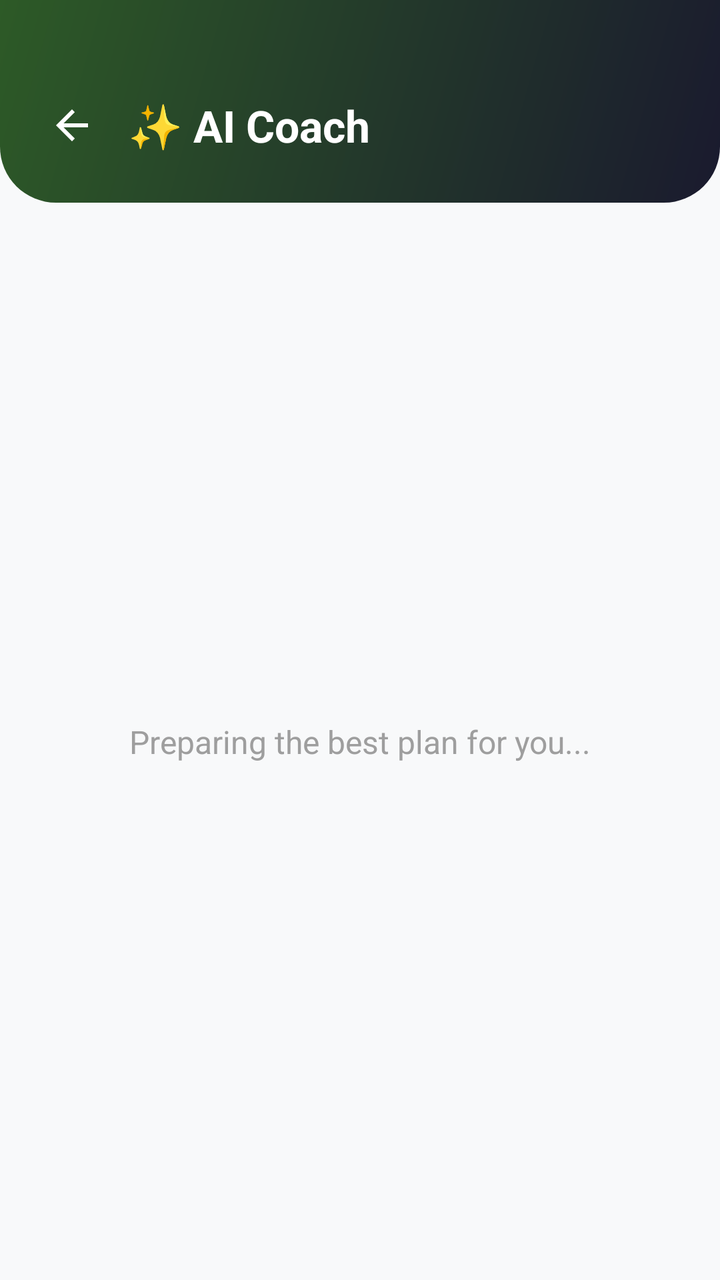
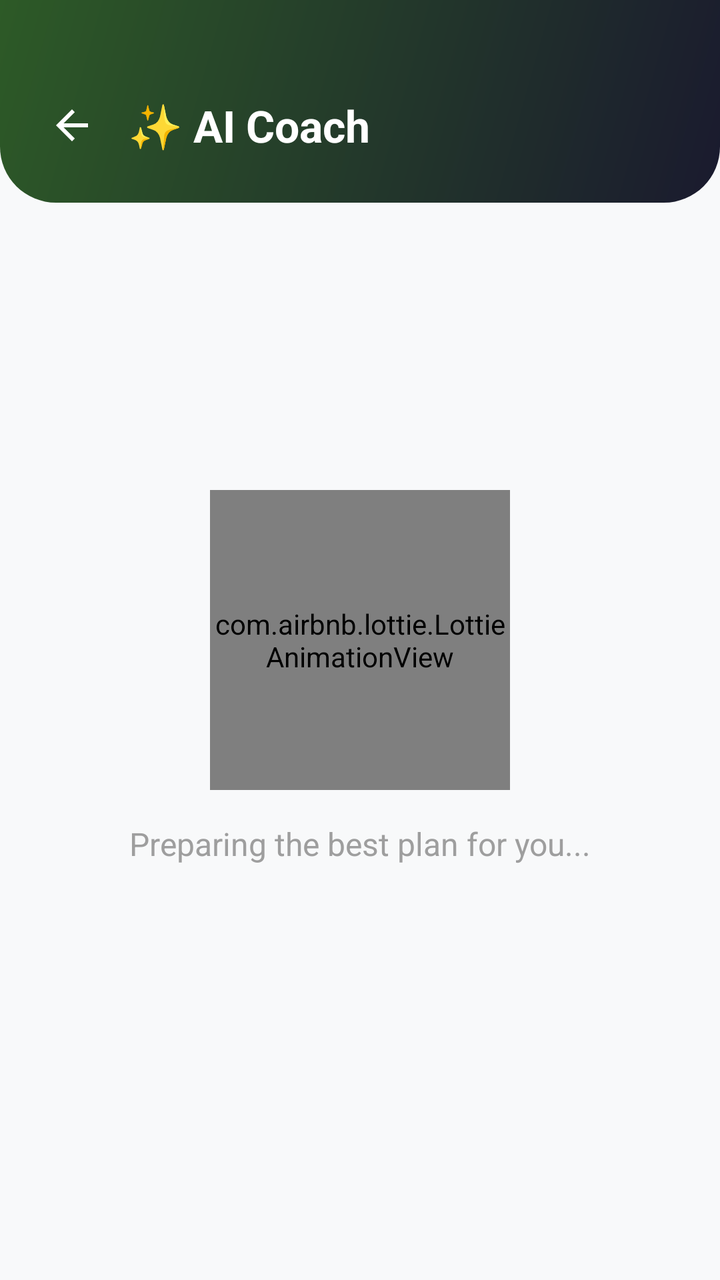

The first picture is an Android layout as it rendered before a commit; the second is the same layout after the commit. The layout source and the unified diff follow.
<!-- AndroidManifest.xml: application theme Theme.FitLog -->
<!-- res/layout/activity_ai_coach.xml -->
<?xml version="1.0" encoding="utf-8"?>
<androidx.constraintlayout.widget.ConstraintLayout xmlns:android="http://schemas.android.com/apk/res/android"
    xmlns:app="http://schemas.android.com/apk/res-auto"
    xmlns:tools="http://schemas.android.com/tools"
    android:id="@+id/main"
    android:layout_width="match_parent"
    android:layout_height="match_parent"
    android:background="#F8F9FA"
    tools:context=".AiCoachActivity">

    
    <LinearLayout
        android:id="@+id/topBar"
        android:layout_width="match_parent"
        android:layout_height="wrap_content"
        android:orientation="horizontal"
        android:gravity="center_vertical"
        android:background="@drawable/ai_coach_header_bg"
        android:paddingTop="48dp"
        android:paddingBottom="24dp"
        android:paddingStart="24dp"
        android:paddingEnd="24dp"
        app:layout_constraintTop_toTopOf="parent">

        <ImageView
            android:layout_width="24dp"
            android:layout_height="24dp"
            android:src="?attr/homeAsUpIndicator"
            android:clickable="true"
            android:focusable="true"
            android:onClick="btnBack"
            app:tint="#FFFFFF"
            android:contentDescription="@string/desc_back" />

        <TextView
            android:layout_width="wrap_content"
            android:layout_height="wrap_content"
            android:text="@string/ai_coach_title"
            android:textSize="22sp"
            android:textStyle="bold"
            android:textColor="#FFFFFF"
            android:layout_marginStart="16dp" />
    </LinearLayout>

    <ProgressBar
        android:id="@+id/progressBar"
        android:layout_width="wrap_content"
        android:layout_height="wrap_content"
        android:visibility="visible"
        app:layout_constraintTop_toTopOf="parent"
        app:layout_constraintBottom_toBottomOf="parent"
        app:layout_constraintStart_toStartOf="parent"
        app:layout_constraintEnd_toEndOf="parent" />

    <TextView
        android:id="@+id/tvLoading"
        android:layout_width="wrap_content"
        android:layout_height="wrap_content"
        android:text="@string/ai_coach_loading"
        android:textSize="16sp"
        android:textColor="#9E9E9E"
        android:layout_marginTop="16dp"
        android:visibility="visible"
        app:layout_constraintTop_toBottomOf="@id/progressBar"
        app:layout_constraintStart_toStartOf="parent"
        app:layout_constraintEnd_toEndOf="parent" />

    <include
        android:id="@+id/includeNoInternet"
        layout="@layout/layout_no_internet"
        android:layout_width="match_parent"
        android:layout_height="0dp"
        app:layout_constraintTop_toBottomOf="@id/topBar"
        app:layout_constraintBottom_toBottomOf="parent" />

    <androidx.core.widget.NestedScrollView
        android:id="@+id/scrollPlan"
        android:layout_width="match_parent"
        android:layout_height="0dp"
        android:visibility="gone"
        android:padding="24dp"
        android:clipToPadding="false"
        app:layout_constraintTop_toBottomOf="@id/topBar"
        app:layout_constraintBottom_toTopOf="@id/bottomBar">

        <LinearLayout
            android:id="@+id/llPlanContainer"
            android:layout_width="match_parent"
            android:layout_height="wrap_content"
            android:orientation="vertical" />
    </androidx.core.widget.NestedScrollView>

    <FrameLayout
        android:id="@+id/bottomBar"
        android:layout_width="match_parent"
        android:layout_height="wrap_content"
        android:padding="24dp"
        android:background="#FFFFFF"
        android:elevation="8dp"
        android:visibility="gone"
        app:layout_constraintBottom_toBottomOf="parent">

        <Button
            android:id="@+id/btnRegenerate"
            android:layout_width="match_parent"
            android:layout_height="56dp"
            android:text="@string/ai_coach_new_plan"
            android:textSize="16sp"
            android:textStyle="bold"
            android:textColor="#FFFFFF"
            android:backgroundTint="@null"
            android:background="@drawable/ai_regenerate_btn_bg"
            style="@style/Widget.MaterialComponents.Button" />
    </FrameLayout>

</androidx.constraintlayout.widget.ConstraintLayout>
<!-- res/layout/layout_no_internet.xml (included above) -->
<?xml version="1.0" encoding="utf-8"?>
<LinearLayout xmlns:android="http://schemas.android.com/apk/res/android"
    android:id="@+id/layoutNoInternet"
    android:layout_width="match_parent"
    android:layout_height="match_parent"
    android:orientation="vertical"
    android:gravity="center"
    android:padding="32dp"
    android:visibility="gone">

    <TextView
        android:layout_width="wrap_content"
        android:layout_height="wrap_content"
        android:text="📡"
        android:textSize="72sp"
        android:alpha="0.7"
        android:layout_marginBottom="24dp" />

    <TextView
        android:layout_width="match_parent"
        android:layout_height="wrap_content"
        android:text="@string/no_internet_title"
        android:textSize="22sp"
        android:textStyle="bold"
        android:textColor="#1A1A2E"
        android:gravity="center"
        android:layout_marginBottom="8dp" />

    <TextView
        android:layout_width="match_parent"
        android:layout_height="wrap_content"
        android:text="@string/no_internet_subtitle"
        android:textSize="15sp"
        android:textColor="#9E9E9E"
        android:gravity="center"
        android:layout_marginBottom="32dp" />

    <Button
        android:id="@+id/btnRetryInternet"
        android:layout_width="wrap_content"
        android:layout_height="52dp"
        android:text="@string/action_retry"
        android:textSize="16sp"
        android:textStyle="bold"
        android:textColor="#FFFFFF"
        android:backgroundTint="#1A1A2E"
        android:paddingStart="40dp"
        android:paddingEnd="40dp" />

</LinearLayout>
<!-- resources referenced by this layout -->
<resources>
  <!-- drawable ai_coach_header_bg (drawable) -->
  <?xml version="1.0" encoding="utf-8"?>
  <shape xmlns:android="http://schemas.android.com/apk/res/android"
      android:shape="rectangle">
      <gradient
          android:startColor="#1A1A2E"
          android:endColor="#2D5A27"
          android:angle="135"
          android:type="linear" />
      <corners
          android:bottomLeftRadius="28dp"
          android:bottomRightRadius="28dp"
          android:topLeftRadius="0dp"
          android:topRightRadius="0dp" />
  </shape>
  <!-- drawable ai_regenerate_btn_bg (drawable) -->
  <?xml version="1.0" encoding="utf-8"?>
  <shape xmlns:android="http://schemas.android.com/apk/res/android"
      android:shape="rectangle">
      <gradient
          android:startColor="#2E7D32"
          android:endColor="#4CAF50"
          android:angle="0"
          android:type="linear" />
      <corners android:radius="16dp" />
  </shape>
  <string name="action_retry">Retry</string>
  <string name="ai_coach_loading">Preparing the best plan for you...</string>
  <string name="ai_coach_new_plan">Request New Plan</string>
  <string name="ai_coach_title">✨ AI Coach</string>
  <string name="desc_back">Back</string>
  <string name="no_internet_subtitle">Please check your connection to use AI features.</string>
  <string name="no_internet_title">No Internet Connection</string>
  <style name="Theme.FitLog" parent="Base.Theme.FitLog" />
  <style name="Base.Theme.FitLog" parent="Theme.Material3.Light.NoActionBar">
          
          
      </style>
</resources>

<!-- the commit's change to res/layout/activity_ai_coach.xml (unified diff, before → after) -->
@@ -42,10 +42,13 @@
             android:layout_marginStart="16dp" />
     </LinearLayout>
 
-    <ProgressBar
-        android:id="@+id/progressBar"
-        android:layout_width="wrap_content"
-        android:layout_height="wrap_content"
+    <com.airbnb.lottie.LottieAnimationView
+        android:id="@+id/lottieAnimationView"
+        android:layout_width="150dp"
+        android:layout_height="150dp"
+        app:lottie_rawRes="@raw/loading"
+        app:lottie_autoPlay="true"
+        app:lottie_loop="true"
         android:visibility="visible"
         app:layout_constraintTop_toTopOf="parent"
         app:layout_constraintBottom_toBottomOf="parent"
@@ -61,7 +64,7 @@
         android:textColor="#9E9E9E"
         android:layout_marginTop="16dp"
         android:visibility="visible"
-        app:layout_constraintTop_toBottomOf="@id/progressBar"
+        app:layout_constraintTop_toBottomOf="@id/lottieAnimationView"
         app:layout_constraintStart_toStartOf="parent"
         app:layout_constraintEnd_toEndOf="parent" />
 
